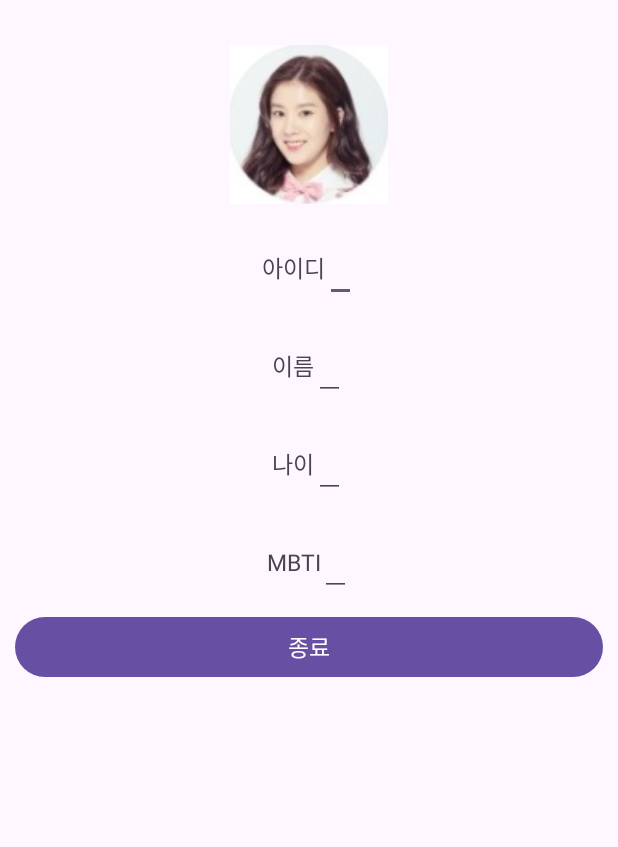
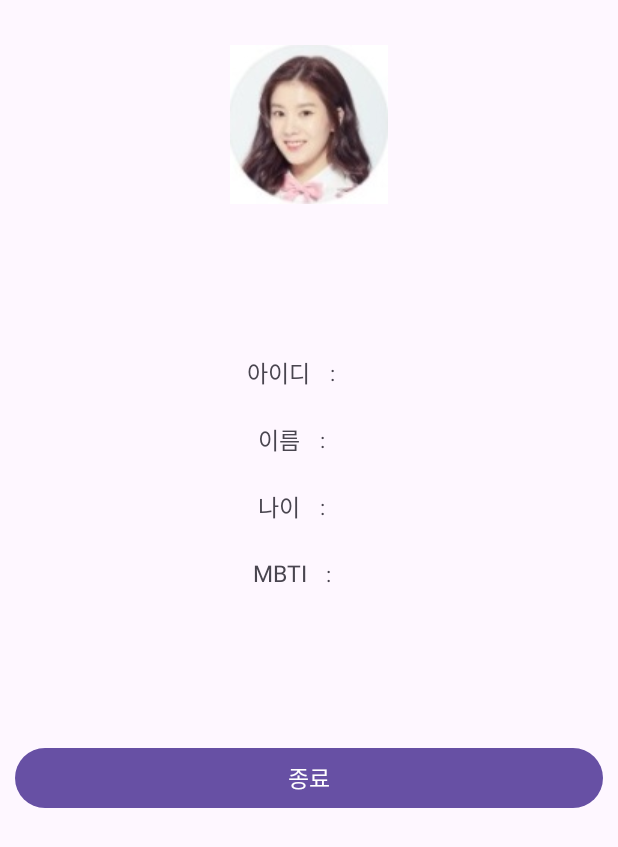
Before and after one commit to seongssu/Introduction-to-Android-App-Development-Private, an Android app: the HomeActivity screen opened directly, with no data from a screen before it, on a phone screen of 412 x 824 dp. Shown: the top 847 px of the screen. Run offline under Robolectric (Android 15) with nearby library versions, the phone set to English and light mode, and no system bars.

Commit message:
[FIX] : 🔧 레이아웃 수정

```diff
--- a/app/src/main/java/com/android/project/SignUpActivity.kt
+++ b/app/src/main/java/com/android/project/SignUpActivity.kt
@@ -25,7 +25,7 @@ class SignUpActivity : AppCompatActivity() {
             val id2 = edit_id2.text.toString()
             val psw2 = edit_psw2.text.toString()
             val age2 = edit_age2.text.toString()
-            val mbti2 = edit_age2.text.toString()
+            val mbti2 = edit_mbti2.text.toString()
 
             if (!name2.isEmpty() && !id2.isEmpty() && !psw2.isEmpty() && !age2.isEmpty()&& !mbti2.isEmpty()) {
                 val intent2_1 = Intent(this, SignInActivity::class.java)
--- a/app/src/main/res/layout/activity_home.xml
+++ b/app/src/main/res/layout/activity_home.xml
@@ -5,7 +5,8 @@
     android:layout_width="match_parent"
     android:layout_height="match_parent"
     tools:context=".HomeActivity"
-    android:orientation="vertical">
+    android:orientation="vertical"
+    >
 
     <ImageView
         android:layout_marginTop="30dp"
@@ -21,7 +22,7 @@
         android:orientation="horizontal"
         android:layout_marginHorizontal="10dp"
         android:gravity="center"
-        android:layout_marginTop="20dp"
+        android:layout_marginTop="100dp"
        >
 
         <TextView
@@ -29,6 +30,11 @@
             style="@style/textview1"
             android:gravity="right"
              />
+        <TextView
+            android:layout_height="wrap_content"
+            android:layout_width="wrap_content"
+            android:text="\t:\t\t"
+            />
 
         <EditText
             android:id="@+id/editTextId1_3"
@@ -36,6 +42,7 @@
             android:layout_height="wrap_content"
             android:inputType="text"
             android:gravity="left"
+            android:background="@android:color/transparent"
              />
     </LinearLayout>
     <LinearLayout
@@ -52,6 +59,11 @@
             style="@style/textview3"
             android:gravity="right"
             />
+        <TextView
+            android:layout_height="wrap_content"
+            android:layout_width="wrap_content"
+            android:text="\t:\t\t"
+            />
 
         <EditText
             android:id="@+id/editTextName3_3"
@@ -59,6 +71,7 @@
             android:layout_height="wrap_content"
             android:inputType="text"
             android:gravity="left"
+            android:background="@android:color/transparent"
             />
     </LinearLayout>
     <LinearLayout
@@ -75,12 +88,18 @@
             style="@style/textview4"
             android:gravity="right"
             />
+        <TextView
+            android:layout_height="wrap_content"
+            android:layout_width="wrap_content"
+            android:text="\t:\t\t"
+            />
         <EditText
             android:id="@+id/editTextAge4_3"
             android:layout_width="wrap_content"
             android:layout_height="wrap_content"
             android:inputType="text"
             android:gravity="left"
+            android:background="@android:color/transparent"
             />
     </LinearLayout>
     <LinearLayout
@@ -98,19 +117,26 @@
             android:gravity="right"
             />
 
+        <TextView
+            android:layout_height="wrap_content"
+            android:layout_width="wrap_content"
+            android:text="\t:\t\t"
+            />
+
         <EditText
             android:id="@+id/editTextMbti5_3"
             android:layout_width="wrap_content"
             android:layout_height="wrap_content"
             android:inputType="text"
             android:gravity="left"
+            android:background="@android:color/transparent"
             />
     </LinearLayout>
     <Button
         android:id="@+id/btnlogin3_3"
         style="@style/button3"
         android:layout_marginHorizontal="10dp"
-        android:layout_marginTop="10dp"
+        android:layout_marginTop="100dp"
         android:onClick="doOnBtnClick"
          />
 </LinearLayout>
```
